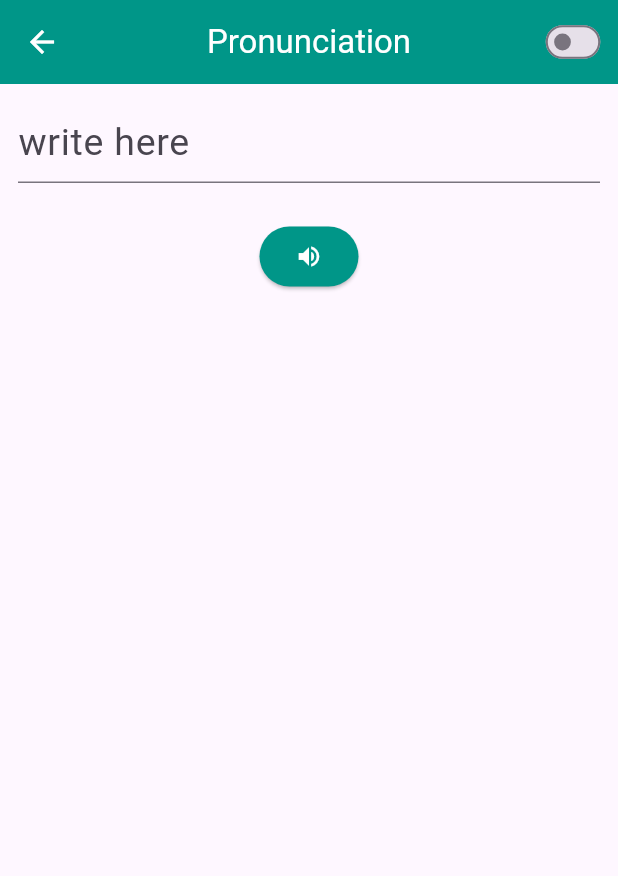
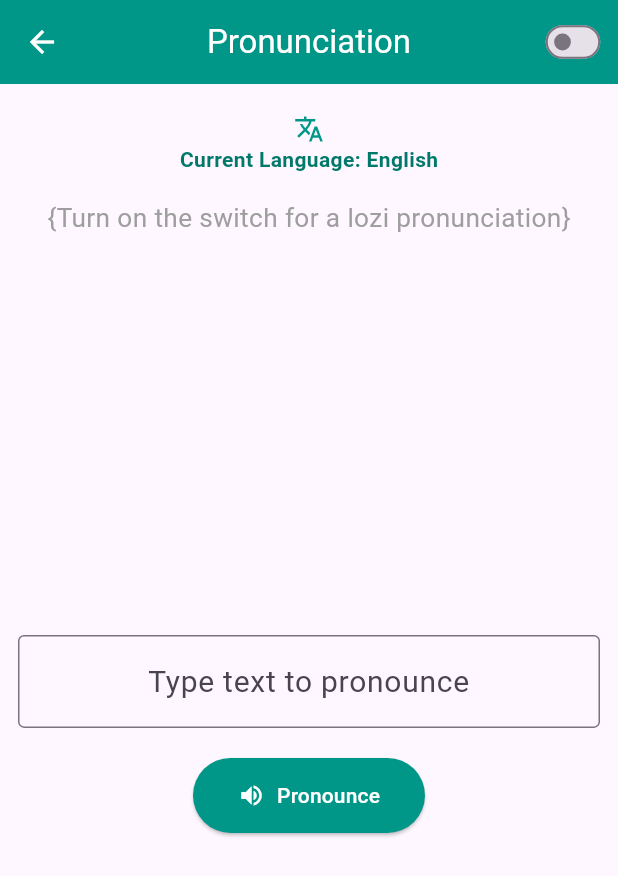
Before and after one commit to pumulo-mufalali/englozi, a Flutter app: the screen it shows after launch, in the side drawer, after a tap on "Pronunciation", on a phone screen of 412 x 824 dp. Shown: the top 876 px of the screen. Run offline on Flutter 3.47's test engine with Material 3 defaults, Android fonts, the phone set to English and light mode, and no system bars; our stand-ins replace flutter_tts, scroll_snap_list, sqflite; accounts and stored records are empty.

Commit message:
pronunciation mordified

```diff
--- a/lib/pages/pronounciation_page.dart
+++ b/lib/pages/pronounciation_page.dart
@@ -11,7 +11,6 @@ class PronunciationPage extends StatefulWidget {
 class _PronunciationPageState extends State<PronunciationPage> {
   final FlutterTts flutterTts = FlutterTts();
   TextEditingController txtController = TextEditingController();
-
   bool isSwitched = false;
 
   void speakEnglish(String text) async {
@@ -44,13 +43,7 @@ class _PronunciationPageState extends State<PronunciationPage> {
             scale: 0.7,
             child: Switch(
               value: isSwitched,
-              onChanged: (value) {
-                setState(
-                      () {
-                    isSwitched = value;
-                  },
-                );
-              },
+              onChanged: (value) => setState(() => isSwitched = value),
               activeColor: Colors.tealAccent,
             ),
           ),
@@ -60,28 +53,76 @@ class _PronunciationPageState extends State<PronunciationPage> {
         padding: const EdgeInsets.all(12.0),
         child: Column(
           children: [
+            // Language indicator at the top
+            Container(
+              padding: const EdgeInsets.symmetric(vertical: 8),
+              child: Column(
+                mainAxisAlignment: MainAxisAlignment.center,
+                children: [
+                  const Icon(Icons.translate, color: Colors.teal, size: 20),
+                  const SizedBox(width: 8),
+                  Text(
+                    'Current Language: ${isSwitched ? 'Lozi':'English'}',
+                    style: TextStyle(
+                      color: Colors.teal[700],
+                      fontWeight: FontWeight.bold,
+                    ),
+                  ),
+                  const SizedBox(height: 17.5),
+                  const Text(
+                    '{Turn on the switch for a lozi pronunciation}',
+                    style: TextStyle(
+                      color: Colors.grey,
+                      fontSize: 17.5,
+                    ),
+                  )
+                ],
+              ),
+            ),
+
+            // Pronunciation function in the middle
+            Expanded(
+              child: Center(
+                child: Column(
+                  mainAxisAlignment: MainAxisAlignment.center,
+                  children: [
                     TextField(
                       controller: txtController,
                       decoration: const InputDecoration(
-                  hintText: 'write here',
-                  floatingLabelAlignment: FloatingLabelAlignment.center),
+                        hintText: 'Type text to pronounce',
+                        border: OutlineInputBorder(),
+                        floatingLabelAlignment: FloatingLabelAlignment.center,
+                      ),
                       style: const TextStyle(
                         color: Colors.black,
-                fontStyle: FontStyle.normal,
-                fontSize: 25.0,
+                        fontSize: 20.0,
                       ),
+                      textAlign: TextAlign.center,
                     ),
-            const SizedBox(
-              height: 25.0,
-            ),
+                    const SizedBox(height: 20),
                     ElevatedButton(
                       style: ElevatedButton.styleFrom(
                         backgroundColor: Colors.teal,
+                        padding: const EdgeInsets.symmetric(horizontal: 30, vertical: 15),
                       ),
                       onPressed: () {
-                  isSwitched ? speakEnglish(txtController.text) : speakLozi(txtController.text);
+                        isSwitched
+                            ? speakEnglish(txtController.text)
+                            : speakLozi(txtController.text);
                       },
-                child: const Icon(Icons.volume_up, color: Colors.white,))
+                      child: const Row(
+                        mainAxisSize: MainAxisSize.min,
+                        children: [
+                          Icon(Icons.volume_up, color: Colors.white),
+                          SizedBox(width: 8),
+                          Text('Pronounce', style: TextStyle(color: Colors.white)),
+                        ],
+                      ),
+                    ),
+                  ],
+                ),
+              ),
+            ),
           ],
         ),
       ),
```
Lines whose indentation alone changed are shown as unchanged.
